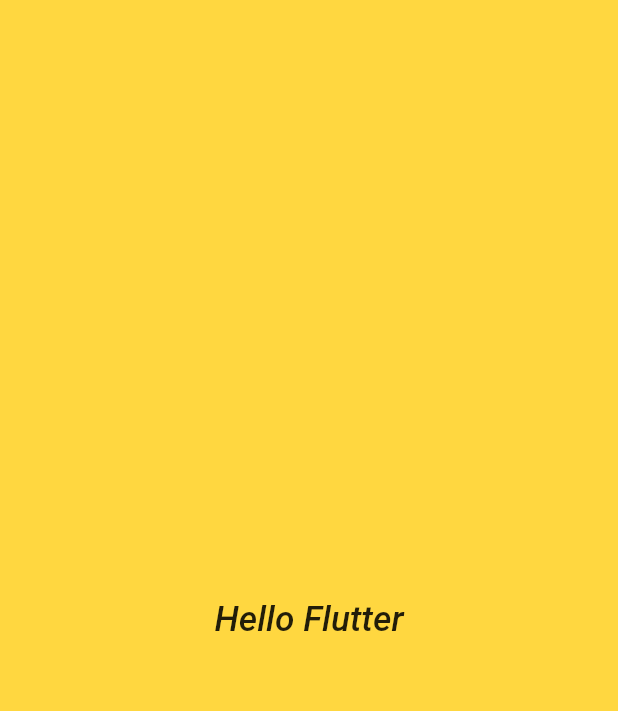
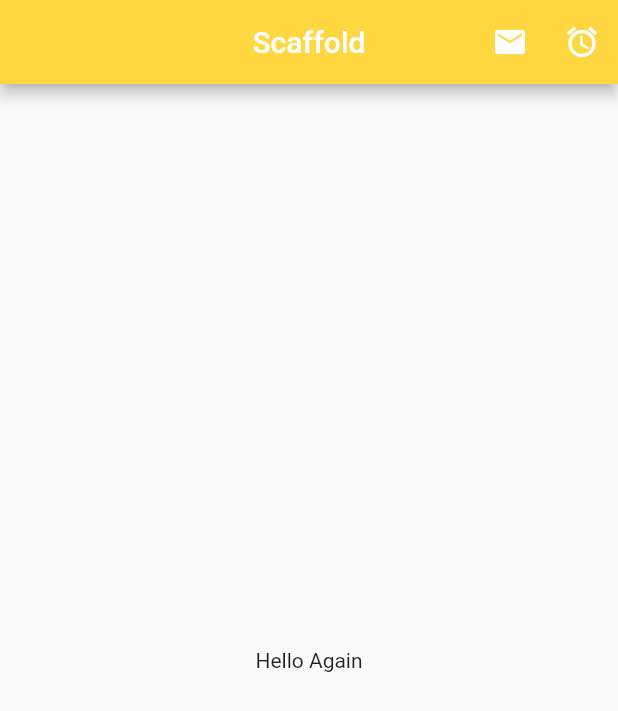
Before and after one commit to ryuryudragno/flutter_first_app, a Flutter app: the screen it shows after launch, on a phone screen of 412 x 824 dp. Shown: the top 711 px of the screen. Run offline on Flutter 3.47's test engine with Material 2 defaults, Android fonts, the phone set to English and light mode, and no system bars.

Commit message:
Scaffold

```diff
--- a/lib/main.dart
+++ b/lib/main.dart
@@ -2,6 +2,11 @@ import 'package:flutter/material.dart';
 
 import 'ui/home.dart';
 
+// void main() {
+//   runApp(Home());
+// }
 void main() {
-  runApp(Home());
+  runApp(new MaterialApp(
+    home: ScaffoldExample(),
+  ));
 }
--- a/lib/ui/home.dart
+++ b/lib/ui/home.dart
@@ -1,5 +1,31 @@
 import 'package:flutter/cupertino.dart';
 import 'package:flutter/material.dart';
+
+class ScaffoldExample extends StatelessWidget {
+
+  _tapButton(){
+    debugPrint("Tapped button");
+  }
+
+  @override
+  Widget build(BuildContext context) {
+    return Scaffold(
+      appBar: AppBar(
+        title: Text("Scaffold"),
+        centerTitle: true,
+        backgroundColor: Colors.amberAccent.shade200,
+        actions: [
+          IconButton(onPressed: ()=> debugPrint("aa"), icon: Icon(Icons.email)),
+          IconButton(onPressed: _tapButton, icon: Icon(Icons.access_alarm))
+        ],
+      ),
+      body: Center(
+        child: Text("Hello Again"),
+      ),
+    );
+  }
+}
+
 
 class Home extends StatelessWidget {
   const Home({Key? key}) : super(key: key);
```
